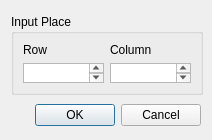
Old version of the form inputsetting.ui in the repository GodofTheFallen/DMFB-Simulator.
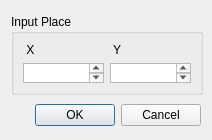
New version of the form.

The edit to the form file:
```diff
--- a/inputsetting.ui
+++ b/inputsetting.ui
@@ -47,7 +47,7 @@
       <item row="0" column="0">
        <widget class="QLabel" name="label_3">
         <property name="text">
-         <string>Row</string>
+         <string> X</string>
         </property>
        </widget>
       </item>
@@ -60,7 +60,7 @@
       <item row="0" column="1">
        <widget class="QLabel" name="label_4">
         <property name="text">
-         <string>Column</string>
+         <string> Y</string>
         </property>
        </widget>
       </item>
```
